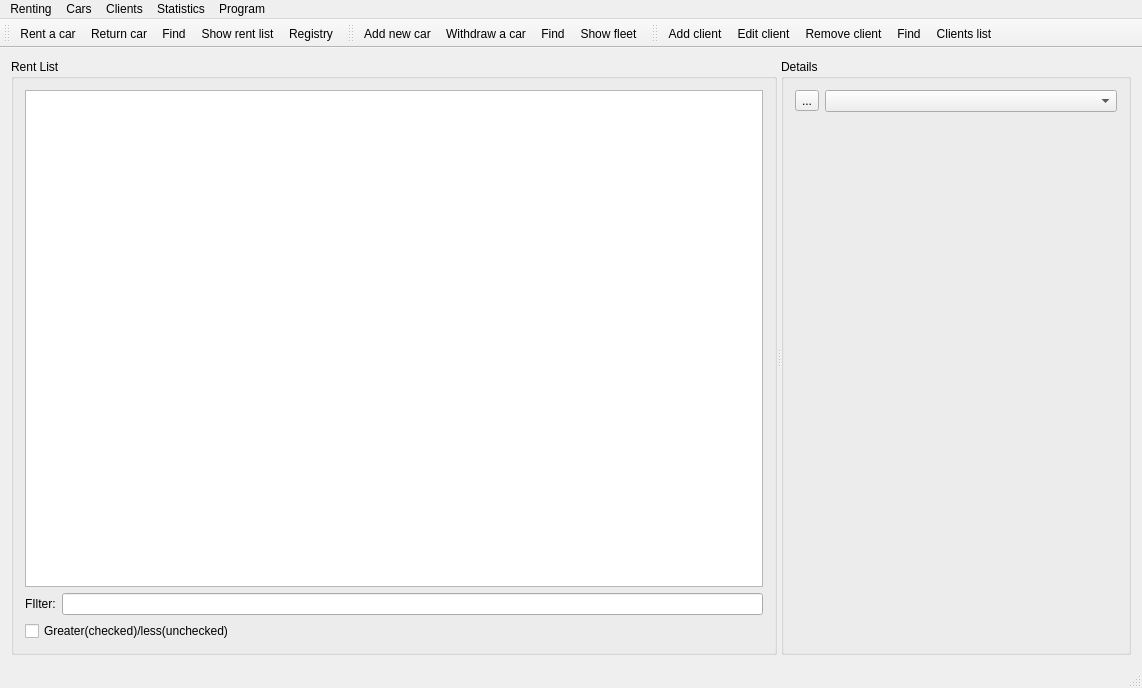
poskart/qt_carRental, file mainwindow.ui: the form before one commit.
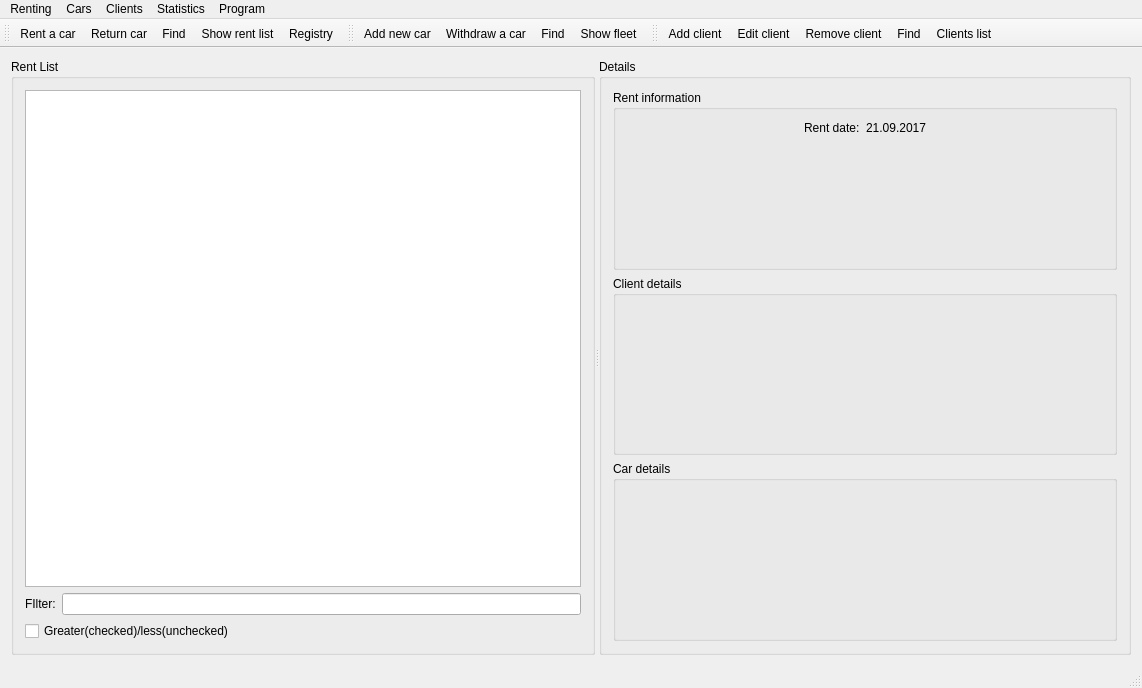
The form after the commit. Icons and pictures are not drawn.

```diff
--- a/mainwindow.ui
+++ b/mainwindow.ui
@@ -87,16 +87,83 @@
        <property name="title">
         <string>Details</string>
        </property>
-       <layout class="QFormLayout" name="formLayout">
-        <item row="0" column="0">
-         <widget class="QToolButton" name="toolButton">
-          <property name="text">
-           <string>...</string>
+       <layout class="QVBoxLayout" name="verticalLayout_3">
+        <item>
+         <widget class="QGroupBox" name="groupBox_2">
+          <property name="sizePolicy">
+           <sizepolicy hsizetype="Preferred" vsizetype="Preferred">
+            <horstretch>0</horstretch>
+            <verstretch>0</verstretch>
+           </sizepolicy>
           </property>
+          <property name="title">
+           <string>Rent information</string>
+          </property>
+          <layout class="QVBoxLayout" name="verticalLayout_4">
+           <item>
+            <layout class="QHBoxLayout" name="horizontalLayout_3">
+             <item>
+              <spacer name="horizontalSpacer">
+               <property name="orientation">
+                <enum>Qt::Horizontal</enum>
+               </property>
+               <property name="sizeHint" stdset="0">
+                <size>
+                 <width>40</width>
+                 <height>20</height>
+                </size>
+               </property>
+              </spacer>
+             </item>
+             <item>
+              <layout class="QFormLayout" name="formLayout">
+               <item row="0" column="0">
+                <widget class="QLabel" name="label_2">
+                 <property name="text">
+                  <string>Rent date:</string>
+                 </property>
+                </widget>
+               </item>
+               <item row="0" column="1">
+                <widget class="QLabel" name="label_3">
+                 <property name="text">
+                  <string>21.09.2017</string>
+                 </property>
+                </widget>
+               </item>
+              </layout>
+             </item>
+             <item>
+              <spacer name="horizontalSpacer_2">
+               <property name="orientation">
+                <enum>Qt::Horizontal</enum>
+               </property>
+               <property name="sizeHint" stdset="0">
+                <size>
+                 <width>40</width>
+                 <height>20</height>
+                </size>
+               </property>
+              </spacer>
+             </item>
+            </layout>
+           </item>
+          </layout>
          </widget>
         </item>
-        <item row="0" column="1">
-         <widget class="QComboBox" name="comboBox"/>
+        <item>
+         <widget class="QGroupBox" name="groupBox_3">
+          <property name="title">
+           <string>Client details</string>
+          </property>
+         </widget>
+        </item>
+        <item>
+         <widget class="QGroupBox" name="groupBox_4">
+          <property name="title">
+           <string>Car details</string>
+          </property>
+         </widget>
         </item>
        </layout>
       </widget>
```
